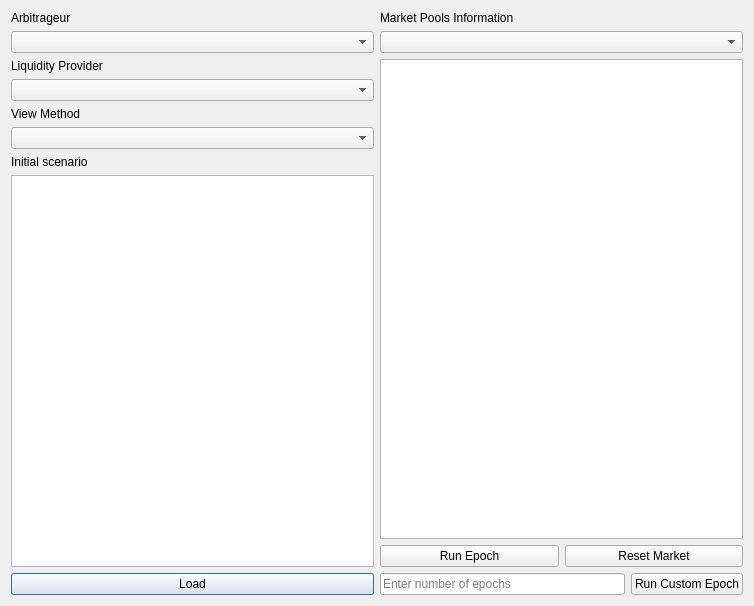
Old version of the form SimulationPlayground.ui in the repository LiquidityProtocol/AMM-Simulator.
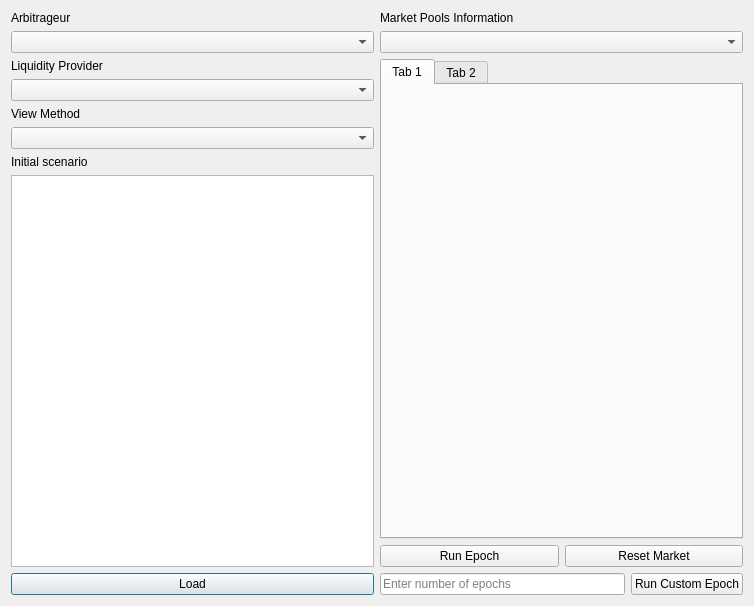
New version of the form.

Commit message: change listwidget to tabwidget

```diff
--- a/SimulationPlayground.ui
+++ b/SimulationPlayground.ui
@@ -98,7 +98,18 @@
       </widget>
      </item>
      <item>
-      <widget class="QListWidget" name="listWidget"/>
+      <widget class="QTabWidget" name="tabWidget">
+       <widget class="QWidget" name="tab">
+        <attribute name="title">
+         <string>Tab 1</string>
+        </attribute>
+       </widget>
+       <widget class="QWidget" name="tab_2">
+        <attribute name="title">
+         <string>Tab 2</string>
+        </attribute>
+       </widget>
+      </widget>
      </item>
      <item>
       <layout class="QHBoxLayout" name="horizontalLayout_2">
```
The commit also changes 1 other file.
